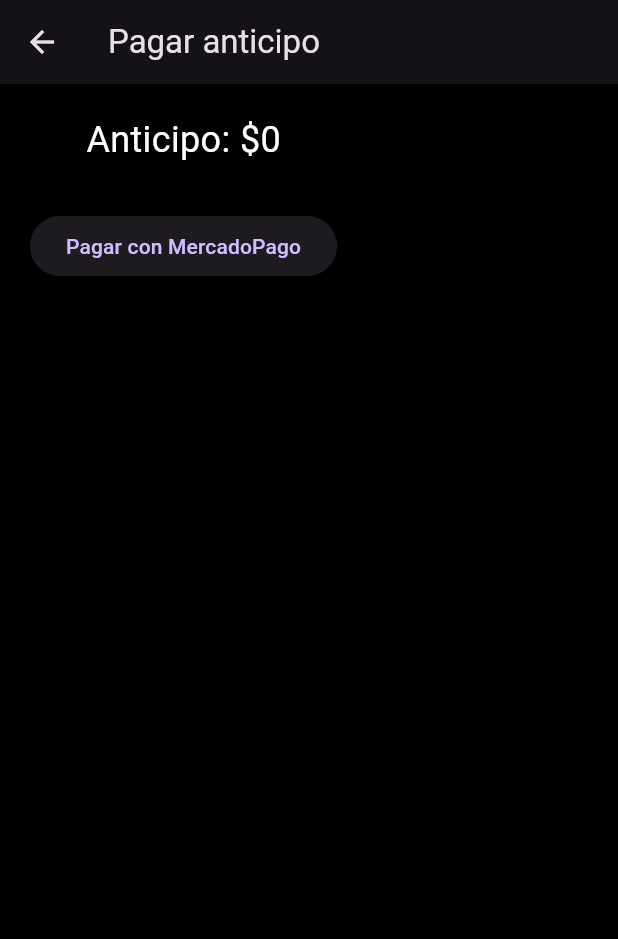
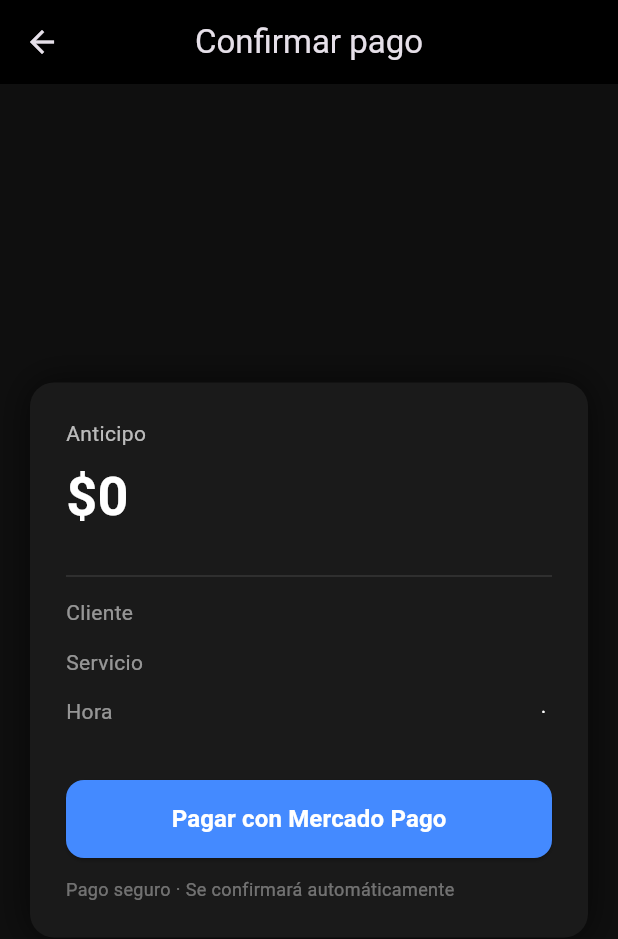
Before and after one commit to jcastanos77/shelby_barbershop, a Flutter app: the PaymentPage screen opened directly with empty values, on a phone screen of 412 x 824 dp. Shown: the top 939 px of the screen. Run offline on Flutter 3.47's test engine with Material 3 defaults, Android fonts, the phone set to English and light mode, and no system bars; our stand-ins replace cloud_firestore, cloud_functions, firebase_core, firebase_database; missing offline and left inert: add_2_calendar, dart:html; accounts and stored records are empty.

Commit message:
se agrega diseño a patalla pagar

```diff
--- a/lib/PaymentPage.dart
+++ b/lib/PaymentPage.dart
@@ -2,8 +2,6 @@
 import 'package:firebase_database/firebase_database.dart';
 import 'package:flutter/material.dart';
 import 'package:cloud_functions/cloud_functions.dart';
-import 'package:mercado_pago_mobile_checkout/mercado_pago_mobile_checkout.dart';
-import 'PaymentSuccessScreen.dart';
 import 'models/PaymentErrorScreen.dart';
 
 class PaymentPage extends StatelessWidget {
@@ -86,47 +84,113 @@
   @override
   Widget build(BuildContext context) {
     return Scaffold(
-      backgroundColor: Colors.black,
-      appBar: AppBar(title: Text("Pagar anticipo")),
-      body: Padding(
-        padding: const EdgeInsets.all(20),
-        child: Column(
-          children: [
-            Text(
-              "Anticipo: \$${depositAmount}",
-              style: TextStyle(color: Colors.white, fontSize: 24),
+      backgroundColor: const Color(0xFF0F0F0F),
+      appBar: AppBar(
+        backgroundColor: Colors.black,
+        title: const Text("Confirmar pago"),
+        centerTitle: true,
+      ),
+      body: Center(
+        child: Padding(
+          padding: const EdgeInsets.all(20),
+          child: Container(
+            constraints: const BoxConstraints(maxWidth: 420),
+            padding: const EdgeInsets.all(24),
+            decoration: BoxDecoration(
+              color: const Color(0xFF1A1A1A),
+              borderRadius: BorderRadius.circular(16),
+              boxShadow: [
+                BoxShadow(
+                  color: Colors.black.withOpacity(0.6),
+                  blurRadius: 20,
+                ),
+              ],
             ),
-            SizedBox(height: 30),
-            ElevatedButton(
-              onPressed: () => _pay(context),
-              child: Text("Pagar con MercadoPago"),
+            child: Column(
+              mainAxisSize: MainAxisSize.min,
+              crossAxisAlignment: CrossAxisAlignment.start,
+              children: [
+                const Text(
+                  "Anticipo",
+                  style: TextStyle(
+                    color: Colors.white70,
+                    fontSize: 14,
+                  ),
+                ),
+                const SizedBox(height: 6),
+                Text(
+                  "\$${depositAmount}",
+                  style: const TextStyle(
+                    color: Colors.white,
+                    fontSize: 36,
+                    fontWeight: FontWeight.bold,
+                  ),
+                ),
+
+                const SizedBox(height: 20),
+                const Divider(color: Colors.white12),
+
+                _infoRow("Cliente", clientName),
+                _infoRow("Servicio", service),
+                _infoRow("Hora", "$dateKey · $hourKey"),
+
+                const SizedBox(height: 30),
+
+                SizedBox(
+                  width: double.infinity,
+                  height: 52,
+                  child: ElevatedButton(
+                    onPressed: () => _pay(context),
+                    style: ElevatedButton.styleFrom(
+                      backgroundColor: Colors.blueAccent,
+                      shape: RoundedRectangleBorder(
+                        borderRadius: BorderRadius.circular(12),
+                      ),
+                    ),
+                    child: const Text(
+                      "Pagar con Mercado Pago",
+                      style: TextStyle(
+                        fontSize: 16,
+                        fontWeight: FontWeight.w600,
+                        color: Colors.white
+                      ),
+                    ),
+                  ),
+                ),
+
+                const SizedBox(height: 12),
+                const Text(
+                  "Pago seguro · Se confirmará automáticamente",
+                  style: TextStyle(
+                    color: Colors.white38,
+                    fontSize: 12,
+                  ),
+                  textAlign: TextAlign.center,
+                ),
+              ],
             ),
-          ],
+          ),
         ),
       ),
     );
   }
-}
 
-class PaymentResultWeb extends StatelessWidget {
-  const PaymentResultWeb({super.key});
-
-  @override
-  Widget build(BuildContext context) {
-    // Aquí capturamos la URL de retorno de MercadoPago
-    final uri = Uri.base;
-    final status = uri.queryParameters['status']; // 'approved', 'rejected', etc.
-
-    // Dependiendo del status, mostramos la pantalla correspondiente
-    if (status == 'approved') {
-      return PaymentSuccessScreen(
-        clientName: uri.queryParameters['clientName'] ?? 'Cliente',
-        service: uri.queryParameters['service'] ?? 'Servicio',
-      );
-    } else {
-      return PaymentErrorScreen(
-        message: 'El pago no se completó correctamente.',
-      );
-    }
+  Widget _infoRow(String label, String value) {
+    return Padding(
+      padding: const EdgeInsets.symmetric(vertical: 6),
+      child: Row(
+        mainAxisAlignment: MainAxisAlignment.spaceBetween,
+        children: [
+          Text(
+            label,
+            style: const TextStyle(color: Colors.white54),
+          ),
+          Text(
+            value,
+            style: const TextStyle(color: Colors.white),
+          ),
+        ],
+      ),
+    );
   }
 }
```
